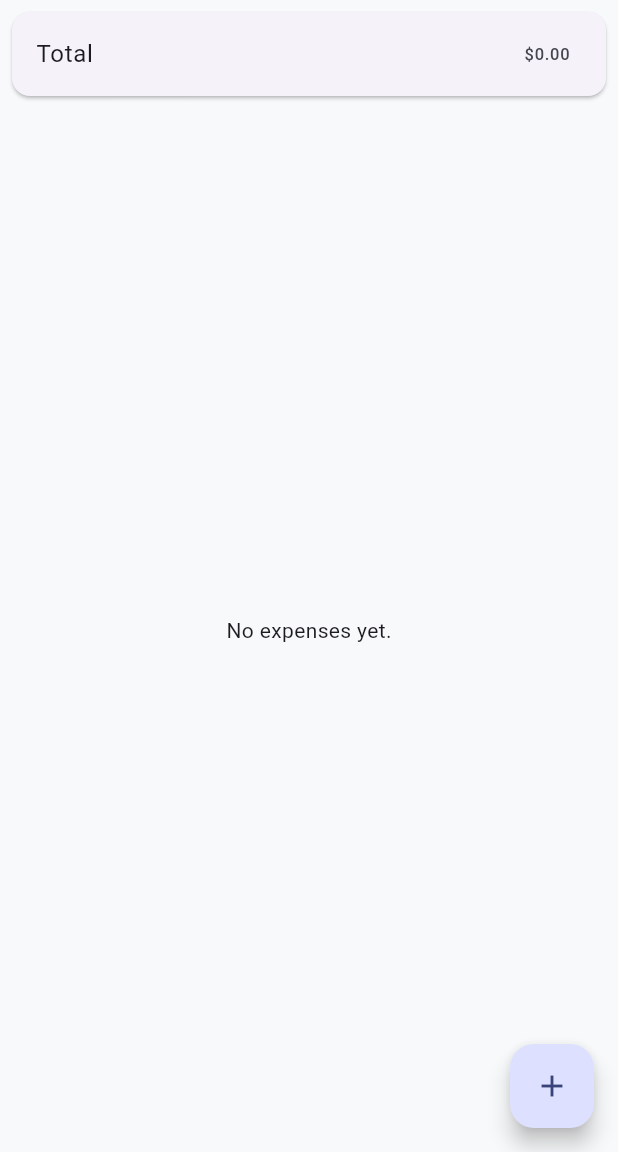
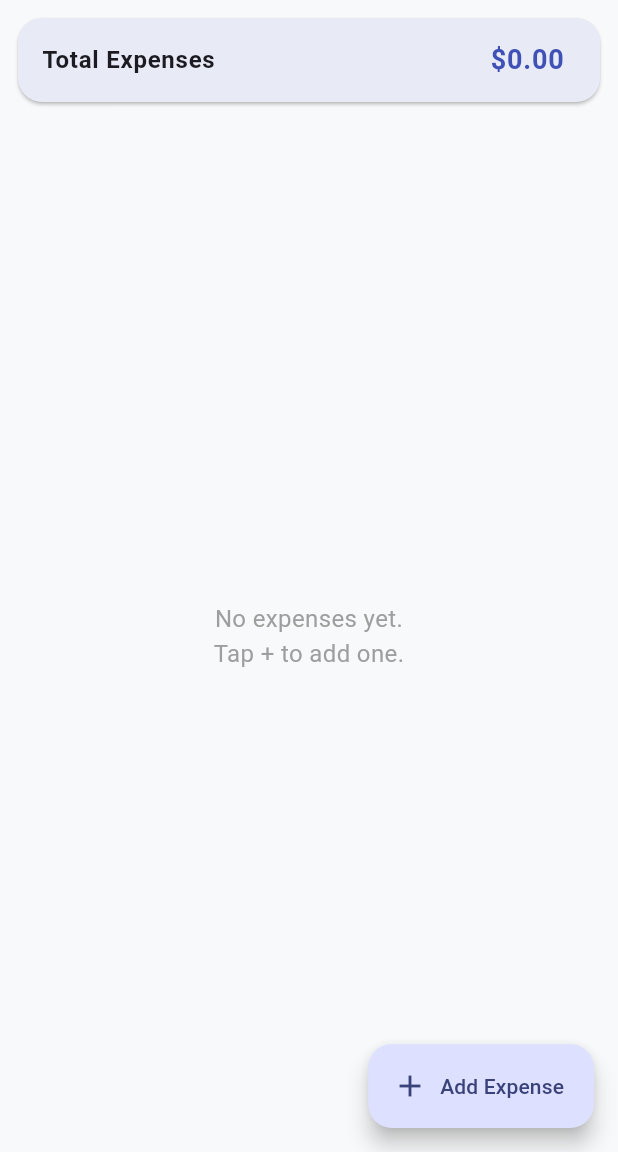
Before and after one commit to darshil2711/mad201_assignment02_darshilkumar, a Flutter app: the screen it shows after launch, on a phone screen of 412 x 824 dp, the part 84-1236 px from its top. Run offline on Flutter 3.47's test engine with Material 3 defaults, Android fonts, the phone set to English and light mode, and no system bars.

Commit message:
Update home_screen.dart
feat(ui): add HomeScreen and main app entry

```diff
--- a/lib/screens/home_screen.dart
+++ b/lib/screens/home_screen.dart
@@ -1,11 +1,10 @@
 /// MAD201-01 Assignment 2
 /// Author: Darshilkumar Karkar (A00203357)
-/// Home screen shows list of expenses and FAB to add.
+/// Displays list of expenses and total balance.
 
 import 'package:flutter/material.dart';
 import '../models/expense.dart';
 import 'add_expense_screen.dart';
-import 'expense_detail_screen.dart';
 import '../widgets/expense_card.dart';
 
 class HomeScreen extends StatefulWidget {
@@ -18,60 +17,69 @@ class HomeScreen extends StatefulWidget {
 class _HomeScreenState extends State<HomeScreen> {
   final List<Expense> _expenses = [];
 
-  double get total =>
-      _expenses.fold(0, (sum, e) => sum + e.amount);
+  double get total => _expenses.fold(0, (sum, e) => sum + e.amount);
 
   @override
   Widget build(BuildContext context) {
     return Scaffold(
-      appBar: AppBar(
-        title: const Text('Expense Tracker'),
-      ),
+      appBar: AppBar(title: const Text('Expense Tracker')),
       body: Column(
         children: [
+          // Top card showing total expenses
           Card(
-            margin: const EdgeInsets.all(8),
+            margin: const EdgeInsets.all(12),
+            color: Colors.indigo.shade50,
+            shape: RoundedRectangleBorder(borderRadius: BorderRadius.circular(16)),
             child: ListTile(
-              title: const Text('Total'),
-              trailing: Text('\$${total.toStringAsFixed(2)}'),
+              title: const Text(
+                'Total Expenses',
+                style: TextStyle(fontWeight: FontWeight.w600),
+              ),
+              trailing: Text(
+                '\$${total.toStringAsFixed(2)}',
+                style: const TextStyle(
+                  fontSize: 18,
+                  fontWeight: FontWeight.bold,
+                  color: Colors.indigo,
+                ),
+              ),
             ),
           ),
+
+          // Expense list
           Expanded(
             child: _expenses.isEmpty
-                ? const Center(child: Text('No expenses yet.'))
+                ? const Center(
+                    child: Text(
+                      'No expenses yet.\nTap + to add one.',
+                      textAlign: TextAlign.center,
+                      style: TextStyle(fontSize: 16, color: Colors.grey),
+                    ),
+                  )
                 : ListView.builder(
                     itemCount: _expenses.length,
-                    itemBuilder: (context, idx) {
-                      final exp = _expenses[idx];
-                      return ExpenseCard(
-                        expense: exp,
-                        onTap: () async {
-                          await Navigator.push(
-                            context,
-                            MaterialPageRoute(
-                              builder: (c) => ExpenseDetailScreen(expense: exp),
-                            ),
-                          );
-                        },
-                      );
+                    itemBuilder: (context, index) {
+                      final expense = _expenses[index];
+                      return ExpenseCard(expense: expense);
                     },
                   ),
           ),
         ],
       ),
-      floatingActionButton: FloatingActionButton(
+
+      // Floating Add button
+      floatingActionButton: FloatingActionButton.extended(
         onPressed: () async {
-          final result = await Navigator.push<Expense?>(
+          final newExpense = await Navigator.push<Expense>(
             context,
-            MaterialPageRoute(builder: (c) => const AddExpenseScreen()),
+            MaterialPageRoute(builder: (_) => const AddExpenseScreen()),
           );
-          if (result != null) {
-            setState(() {
-              _expenses.add(result);
-            });
+          if (newExpense != null) {
+            setState(() => _expenses.add(newExpense));
           }
         },
-        child: const Icon(Icons.add),
+        icon: const Icon(Icons.add),
+        label: const Text('Add Expense'),
       ),
     );
   }
```
